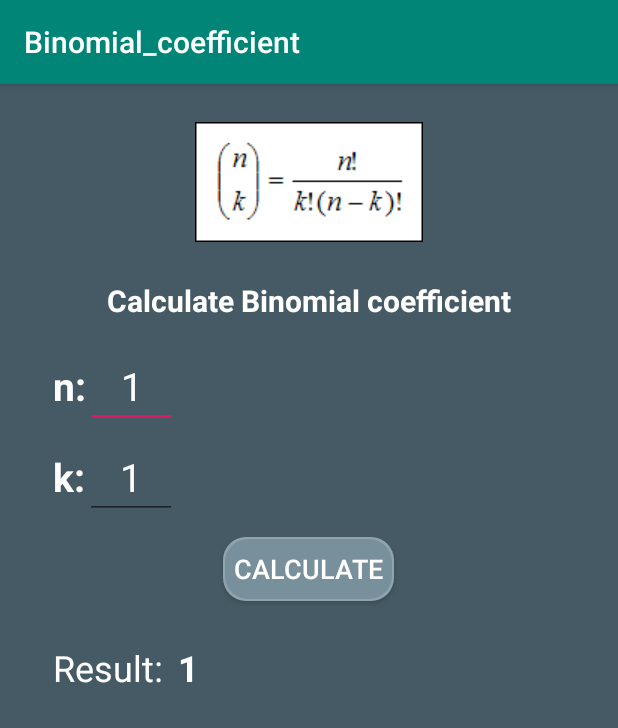
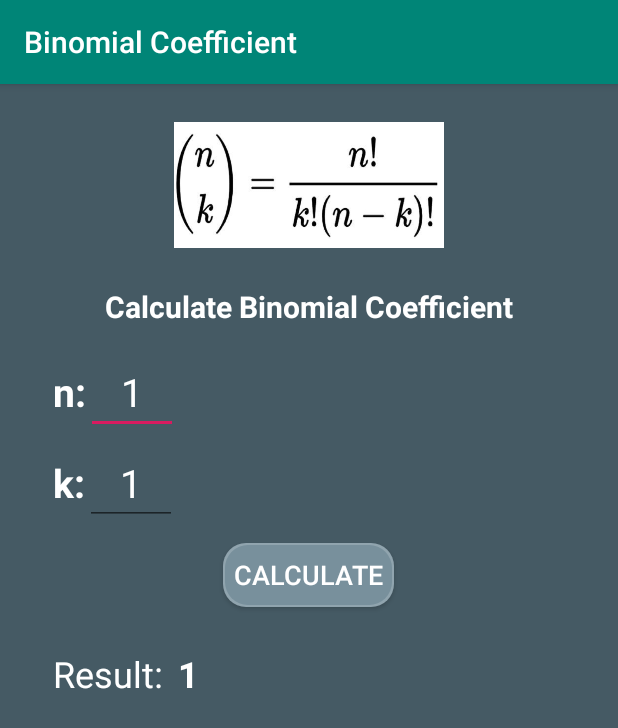
Before and after one commit to triskelion16/Binomial_coefficient, an Android app: the screen it shows after launch (MainActivity), on a phone screen of 412 x 824 dp. Shown: the top 728 px of the screen. Run offline under Robolectric (Android 15) with nearby library versions, the light colour scheme and no system bars.

Commit message:
final version

```diff
--- a/app/src/main/res/layout/activity_main.xml
+++ b/app/src/main/res/layout/activity_main.xml
@@ -8,13 +8,13 @@
 
     <ImageView
         android:id="@+id/symbolView"
-        android:src="@drawable/newton_symbol"
-        android:layout_width="wrap_content"
-        android:layout_height="wrap_content"
+        android:layout_width="253dp"
+        android:layout_height="84dp"
         android:layout_centerHorizontal="true"
         android:layout_marginTop="25dp"
         android:adjustViewBounds="true"
-        android:contentDescription="@string/binomial_coefficient_symbol" />
+        android:contentDescription="@string/binomial_coefficient_symbol"
+        android:src="@drawable/binomial_coefficient" />
 
     <TextView
         android:id="@+id/mainTextView"
@@ -51,8 +51,7 @@
         android:ems="2"
         android:inputType="number"
         android:maxLength="2"
-        android:hint="@string/_1_1"
-        android:textColorHint="#FFF"
+        android:text="@string/_1_1"
         android:textSize="26sp"
         android:textColor="#FFF"
         android:importantForAutofill="no"/>
@@ -80,8 +79,7 @@
         android:ems="2"
         android:inputType="number"
         android:maxLength="2"
-        android:hint="@string/_1_2"
-        android:textColorHint="#FFF"
+        android:text="@string/_1_2"
         android:textSize="26sp"
         android:textColor="#FFF"
         android:importantForAutofill="no"/>
--- a/app/src/main/res/values/strings.xml
+++ b/app/src/main/res/values/strings.xml
@@ -1,7 +1,7 @@
 <resources>
-    <string name="app_name">Binomial_coefficient</string>
+    <string name="app_name">Binomial Coefficient</string>
     <string name="binomial_coefficient_symbol">Binomial coefficient symbol</string>
-    <string name="calculate_binomial_coefficient">Calculate Binomial coefficient</string>
+    <string name="calculate_binomial_coefficient">Calculate Binomial Coefficient</string>
     <string name="n">n:</string>
     <string name="_1_1">1</string>
     <string name="k">k:</string>
```
Also changed, not shown: app/src/main/res/drawable/binomial_coefficient.jpg (added), app/src/main/res/drawable/newton_symbol.png (deleted).
